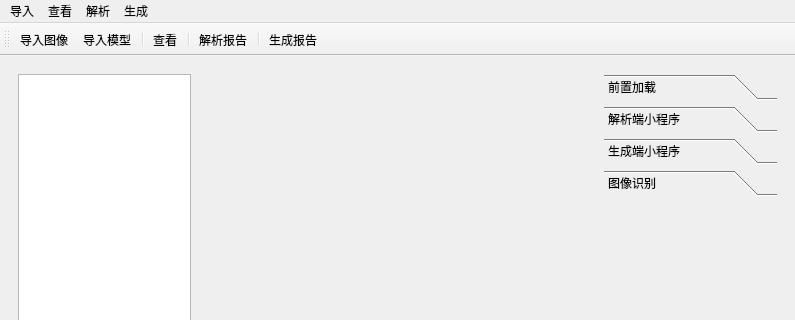
The window that Ui/MainWindow/MainWindow.ui (Charliechen114514/Smart_UltraSound_Detection) describes before a commit, drawn with Qt 5; both pictures show x 0 to 795 and y 0 to 320 of the 795 by 630 pixel window.
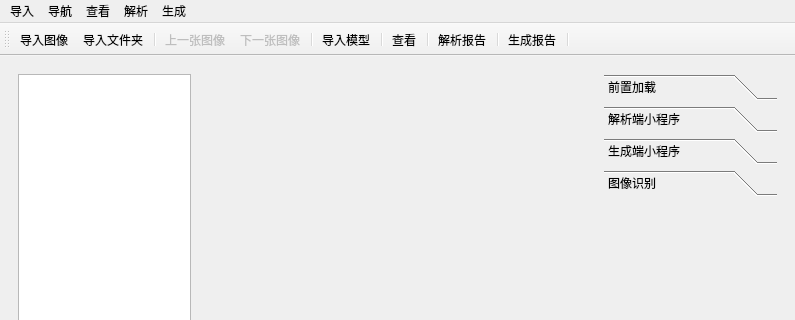
The same window after the commit. Icons and pictures are not drawn.

Commit message: Commit image browsing, test case and model handler

```diff
--- a/Ui/MainWindow/MainWindow.ui
+++ b/Ui/MainWindow/MainWindow.ui
@@ -392,7 +392,15 @@
     <addaction name="action_summon_report"/>
     <addaction name="action_set_summon_path"/>
    </widget>
+   <widget class="QMenu" name="menu_3">
+    <property name="title">
+     <string>导航</string>
+    </property>
+    <addaction name="action_prev_image"/>
+    <addaction name="action_next_image"/>
+   </widget>
    <addaction name="menu_import"/>
+   <addaction name="menu_3"/>
    <addaction name="menu_check"/>
    <addaction name="menu"/>
    <addaction name="menu_2"/>
@@ -409,6 +417,11 @@
     <bool>false</bool>
    </attribute>
    <addaction name="action_import_images"/>
+   <addaction name="action_import_folder"/>
+   <addaction name="separator"/>
+   <addaction name="action_prev_image"/>
+   <addaction name="action_next_image"/>
+   <addaction name="separator"/>
    <addaction name="action_import_models"/>
    <addaction name="separator"/>
    <addaction name="action_check_infos"/>
@@ -416,6 +429,7 @@
    <addaction name="action_analysis_report"/>
    <addaction name="separator"/>
    <addaction name="action_summon_report"/>
+   <addaction name="separator"/>
   </widget>
   <action name="action_import_images">
    <property name="icon">
@@ -498,6 +512,48 @@
     <string>设置生成报告路径</string>
    </property>
   </action>
+  <action name="action_import_folder">
+   <property name="icon">
+    <iconset resource="../../sources/icons.qrc">
+     <normaloff>:/icons/toolbar/toolbars/import_with_folder.png</normaloff>:/icons/toolbar/toolbars/import_with_folder.png</iconset>
+   </property>
+   <property name="text">
+    <string>导入文件夹</string>
+   </property>
+   <property name="menuRole">
+    <enum>QAction::MenuRole::NoRole</enum>
+   </property>
+  </action>
+  <action name="action_next_image">
+   <property name="enabled">
+    <bool>false</bool>
+   </property>
+   <property name="icon">
+    <iconset resource="../../sources/icons.qrc">
+     <normaloff>:/icons/toolbar/toolbars/next.png</normaloff>:/icons/toolbar/toolbars/next.png</iconset>
+   </property>
+   <property name="text">
+    <string>下一张图像</string>
+   </property>
+   <property name="menuRole">
+    <enum>QAction::MenuRole::NoRole</enum>
+   </property>
+  </action>
+  <action name="action_prev_image">
+   <property name="enabled">
+    <bool>false</bool>
+   </property>
+   <property name="icon">
+    <iconset resource="../../sources/icons.qrc">
+     <normaloff>:/icons/toolbar/toolbars/prev.png</normaloff>:/icons/toolbar/toolbars/prev.png</iconset>
+   </property>
+   <property name="text">
+    <string>上一张图像</string>
+   </property>
+   <property name="menuRole">
+    <enum>QAction::MenuRole::NoRole</enum>
+   </property>
+  </action>
  </widget>
  <resources>
   <include location="../../sources/icons.qrc"/>
```
Left out of the diff: 4 changed lines with no effect on the pictures. The commit also changes 46 other files.
